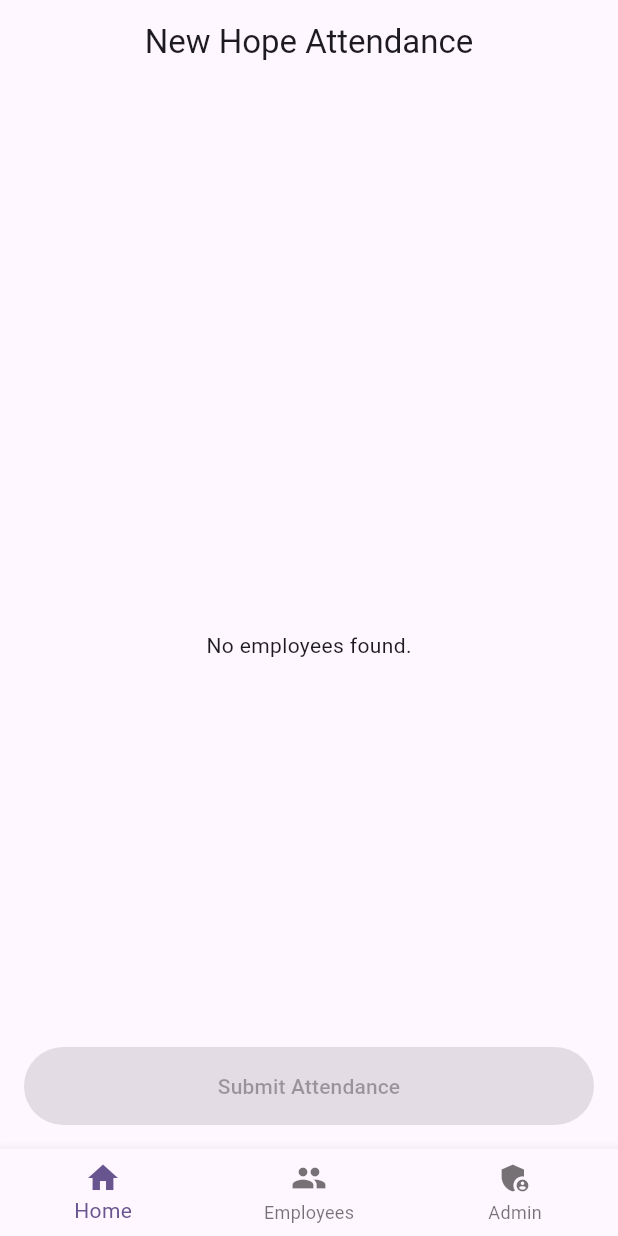
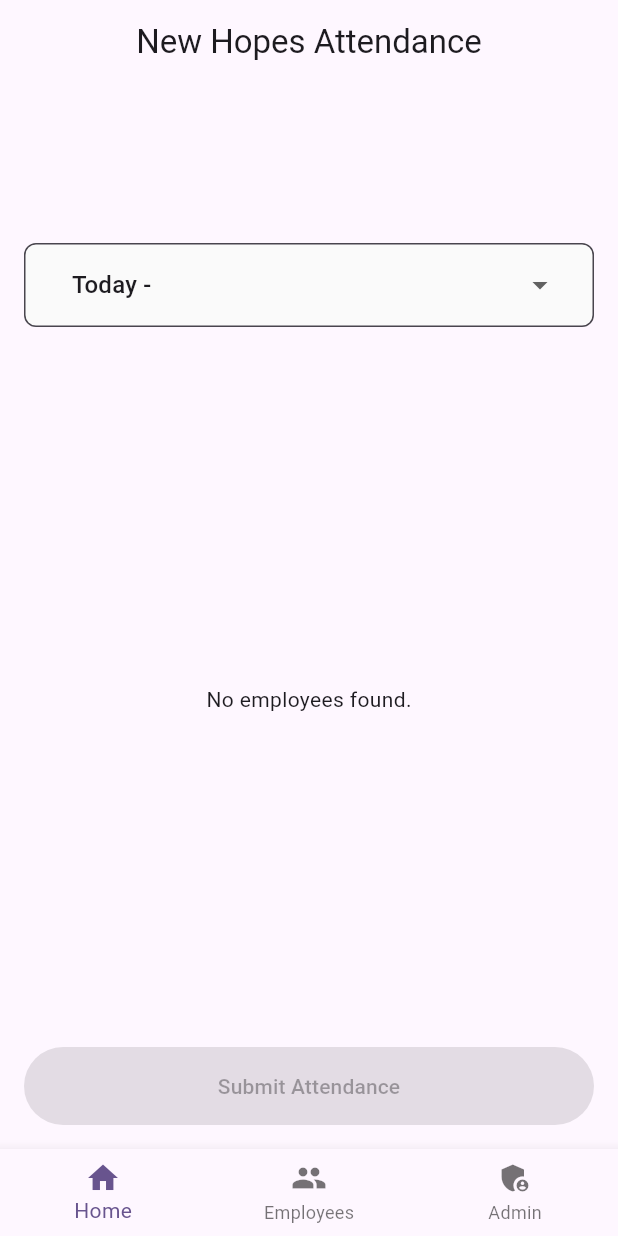
Before and after one commit to Dave-misgna/Attendance-App, a Flutter app: the screen it shows after launch, on a phone screen of 412 x 824 dp. Run offline on Flutter 3.47's test engine with Material 3 defaults, Android fonts, the phone set to English and light mode, and no system bars; our stand-ins replace drift, dropdown_button2, go_router; missing offline and left inert: ethiopian_datetime; accounts and stored records are empty; generated files the repository leaves out were written again.

Commit message:
feat: add attendance date selection and fix minor bugs

```diff
--- a/lib/core/navigation/route.dart
+++ b/lib/core/navigation/route.dart
@@ -15,15 +15,20 @@ class AppRoutes{
       path: '/',
       builder: (context, state) => const AttendancePage(),
     ),
-    GoRoute(path: '/employees', builder: (context, state) => const EmployeeListPage()),
     GoRoute(
-  path: '/employee/:id',
+      path: '/employees',
+      builder: (context, state) => const EmployeeListPage(),
+      routes: [
+        GoRoute(
+          path: '/:id',
           name: 'employeeDetail',
           builder: (context, state) {
             final id = int.parse(state.pathParameters['id']!);
             return EmployeeDetailPage(employeeId: id);
           },
         ),
+      ],
+    ),
     GoRoute(path:'/admin', builder: (context, state) => const Admin()),
 
 
--- a/lib/feature/presentation/pages/admin.dart
+++ b/lib/feature/presentation/pages/admin.dart
@@ -40,7 +40,8 @@ class _AdminState extends State<Admin> {
         context.go('/');
       },
       child:Scaffold(
-      body: Column(
+      body: SafeArea(
+        child: Column(
           children: [
             Expanded(
               child: FutureBuilder<List<Attendance>>(
@@ -161,6 +162,7 @@ class _AdminState extends State<Admin> {
             child: Text('Clear Attendance Data'))
           ],
         ),
+      ),
 
 
       bottomNavigationBar: MyBottomNavigation(selectedIndex: 2),
--- a/lib/feature/presentation/pages/attendance_page.dart
+++ b/lib/feature/presentation/pages/attendance_page.dart
@@ -1,3 +1,4 @@
+import 'package:dropdown_button2/dropdown_button2.dart';
 import 'package:ethiopian_datetime/ethiopian_datetime.dart';
 import 'package:flutter/material.dart';
 import 'package:flutter/services.dart';
@@ -22,6 +23,9 @@ class _AttendancePageState extends State<AttendancePage> {
 
   final Set<int> _selectedEmployeeIds = {};
   DateTime? _lastBackPressed;
+  late ETDateTime _today;
+  late ETDateTime _yesterday;
+  late ETDateTime _selectedDate;
 
   @override
   void initState() {
@@ -30,6 +34,9 @@ class _AttendancePageState extends State<AttendancePage> {
     _employeeRepository = EmployeeRepository(_db);
     _attendanceRepository = AttendanceRepository(_db);
     _employeesFuture = _employeeRepository.getAllEmployees();
+    _today = ETDateTime.now();
+    _yesterday = _today.subtract(const Duration(days: 1));
+    _selectedDate = _today;
   }
 
   @override
@@ -60,7 +67,7 @@ class _AttendancePageState extends State<AttendancePage> {
       },
       child: Scaffold(
         appBar: AppBar(
-          title: const Text('New Hope Attendance'),
+          title: const Text('New Hopes Attendance'),
           centerTitle: true,
         ),
         body: Column(
@@ -77,6 +84,46 @@ class _AttendancePageState extends State<AttendancePage> {
                   color: Colors.blue.shade900,
                 ),
               ),
+            ),
+          ),
+          const SizedBox(height: 16),
+          Padding(
+            padding: const EdgeInsets.symmetric(horizontal: 16),
+            child: DropdownButtonFormField2<ETDateTime>(
+              value: _selectedDate,
+              decoration: InputDecoration(
+                border: OutlineInputBorder(
+                  borderRadius: BorderRadius.circular(8),
+                ),
+                filled: true,
+                fillColor: Colors.grey.shade50,
+              ),
+              dropdownStyleData: DropdownStyleData(
+                decoration: BoxDecoration(
+                  borderRadius: BorderRadius.circular(8),
+                ),
+              ),
+              buttonStyleData: const ButtonStyleData(
+                padding: EdgeInsets.symmetric(horizontal: 8),
+              ),
+              menuItemStyleData: const MenuItemStyleData(
+                padding: EdgeInsets.symmetric(vertical: 12, horizontal: 8),
+              ),
+              items: [
+                DropdownMenuItem(
+                  value: _today,
+                  child: Text('Today - ${ETDateFormat("dd-MMMM-yyyy").format(_today)}'),
+                ),
+                DropdownMenuItem(
+                  value: _yesterday,
+                  child: Text('Yesterday - ${ETDateFormat("dd-MMMM-yyyy").format(_yesterday)}'),
+                ),
+              ],
+              onChanged: (ETDateTime? newDate) {
+                if (newDate != null) {
+                  setState(() => _selectedDate = newDate);
+                }
+              },
             ),
           ),
           const SizedBox(height: 24),
@@ -153,16 +200,15 @@ class _AttendancePageState extends State<AttendancePage> {
                 onPressed: _selectedEmployeeIds.isEmpty
                     ? null
                     : () async {
-                        ETDateTime now = ETDateTime.now();
                         for (final id in _selectedEmployeeIds) {
-                          await _attendanceRepository.markAttendance(id, now);
+                          await _attendanceRepository.markAttendance(id, _selectedDate);
                         }
 
                         if (!mounted) return;
 
                         ScaffoldMessenger.of(context).showSnackBar(
-                          const SnackBar(
-                            content: Text('Attendance submitted successfully'),
+                          SnackBar(
+                            content: Text('Attendance submitted for ${ETDateFormat("dd-MMMM-yyyy").format(_selectedDate)}'),
                           ),
                         );
 
--- a/lib/feature/presentation/widgets/employee_state.dart
+++ b/lib/feature/presentation/widgets/employee_state.dart
@@ -51,7 +51,7 @@ class EmployeeState extends StatelessWidget {
                 mainAxisAlignment: MainAxisAlignment.spaceBetween,
                 children: [
                   Text(
-                    'Number of days worked: $numberOfDays',
+                    'የሰሩበት የቀናት ብዛት: $numberOfDays',
                     style: Theme.of(context).textTheme.titleMedium?.copyWith(
                       fontWeight: FontWeight.bold,
                     ),
--- a/pubspec.yaml
+++ b/pubspec.yaml
@@ -16,7 +16,7 @@ publish_to: 'none' # Remove this line if you wish to publish to pub.dev
 # https://developer.apple.com/library/archive/documentation/General/Reference/InfoPlistKeyReference/Articles/CoreFoundationKeys.html
 # In Windows, build-name is used as the major, minor, and patch parts
 # of the product and file versions while build-number is used as the build suffix.
-version: 1.0.0+1
+version: 1.0.0+2
 
 environment:
   sdk: ^3.8.1
@@ -40,6 +40,7 @@ dependencies:
   path_provider: ^2.1.5
   ethiopian_datetime: ^1.0.0
   path: ^1.9.1
+  dropdown_button2: ^2.3.9
 
 dev_dependencies:
   flutter_test:
```
Also changed, not shown: lib/feature/attendance/attendance_repository.dart (+11 -4 lines), lib/feature/presentation/pages/employee_list_page.dart (+14 -12 lines), pubspec.lock, 1 other file. Lines whose indentation alone changed are shown as unchanged.
